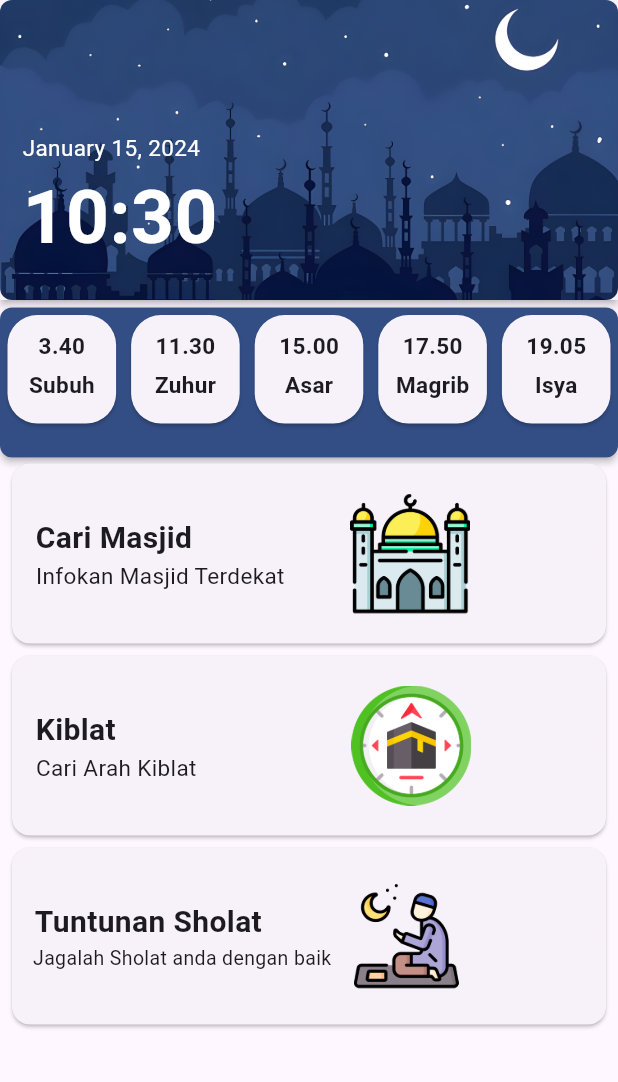
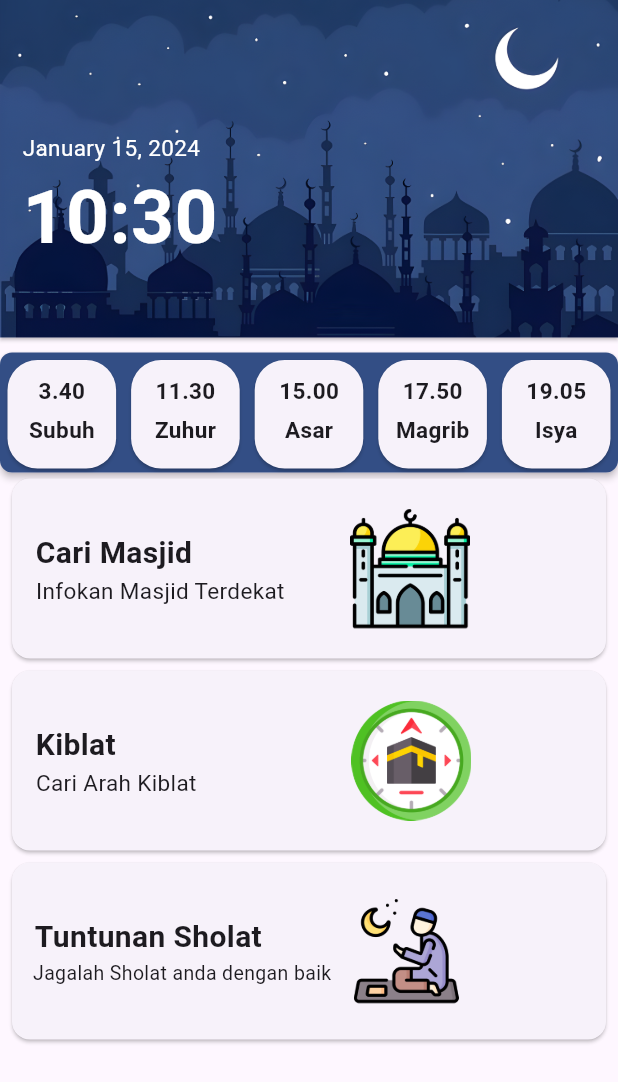
Before and after one commit to Bekicot123/SholatKuy, a Flutter app: the screen it shows after launch, on a phone screen of 412 x 824 dp. Shown: the top 1082 px of the screen. Run offline on Flutter 3.47's test engine with Material 3 defaults, Android fonts, the phone set to English and light mode, and no system bars; our stand-ins replace flutter_map, flutter_svg, geolocator, latlong2; missing offline and left inert: flutter_qiblah.

Commit message:
update homepage dan niatpage

```diff
--- a/lib/Page/Kiblat.dart
+++ b/lib/Page/Kiblat.dart
@@ -21,7 +21,6 @@ class _MyAppState extends State<Kiblat> {
       home: Scaffold(
         backgroundColor: Color(hexColor("#334E85")),
         body: FutureBuilder(
-
           future: _deviceSupport,
           builder: (_, AsyncSnapshot<bool?> snapshot) {
             if (snapshot.connectionState == ConnectionState.waiting) {
--- a/lib/Page/homapage.dart
+++ b/lib/Page/homapage.dart
@@ -39,20 +39,19 @@ class _MyClockWidgetState extends State<MyClockWidget> {
             children: [
               Card(
                 margin: const EdgeInsets.all(0),
-                elevation: 2,
                 shape: RoundedRectangleBorder(
                   borderRadius: BorderRadius.circular(0),
                 ),
                 child: Container(
                   width: 1100, // Tentukan lebar sesuai kebutuhan
-                  height: 200,
+                  height: 225,
                   decoration: BoxDecoration(
                     image: DecorationImage(
                       image: AssetImage('lib/Image/masjid.png'),
                       // Ganti dengan path gambar Anda
                       fit: BoxFit.cover, // Sesuaikan dengan kebutuhan Anda
                     ),
-                    borderRadius: BorderRadius.circular(8),
+                    borderRadius: BorderRadius.circular(0),
                   ),
                   child: InkWell(
                     child: Column(
@@ -80,16 +79,14 @@ class _MyClockWidgetState extends State<MyClockWidget> {
                               )),
                         ),
                         SizedBox(
-                          height: 35,
+                          height: 40,
                         ),
                       ],
                     ),
                   ),
                 ),
               ),
-              SizedBox(
-                height: 5,
-              ),
+              SizedBox(height: 10,),
               Card(
                 margin: const EdgeInsets.all(0),
                 elevation: 2,
@@ -98,7 +95,7 @@ class _MyClockWidgetState extends State<MyClockWidget> {
                 ),
                 child: Container(
                   width: 1100,
-                  height: 100,
+                  height: 80,
                   decoration: BoxDecoration(
                     borderRadius: BorderRadius.circular(8),
                     color: Color(hexColor('#334E85')),
@@ -112,6 +109,8 @@ class _MyClockWidgetState extends State<MyClockWidget> {
                         shape: RoundedRectangleBorder(
                           borderRadius: BorderRadius.circular(20),
                         ),
+                        child: SizedBox(
+                          height: 50,
                           child: Column(
                             mainAxisSize: MainAxisSize.max,
                             children: <Widget>[
@@ -132,6 +131,7 @@ class _MyClockWidgetState extends State<MyClockWidget> {
                                     fontSize: 15, fontWeight: FontWeight.bold),
                               ),
                             ],
+                          ),
                         ),
                       ),
                       Card(
```
Also changed, not shown: lib/Page/NiatSholat.dart (+10 -6 lines), lib/Page/TuntunanSholat.dart (+17 -9 lines). Lines whose indentation alone changed are shown as unchanged.
